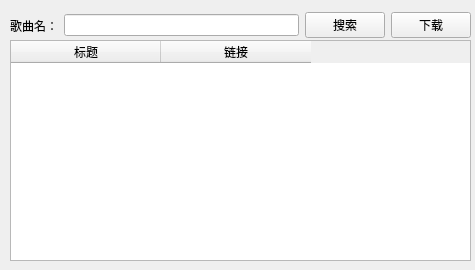
First picture: the form in ui/mainwindow.ui, repository imxiaoi/hifi_dl, before the edit.
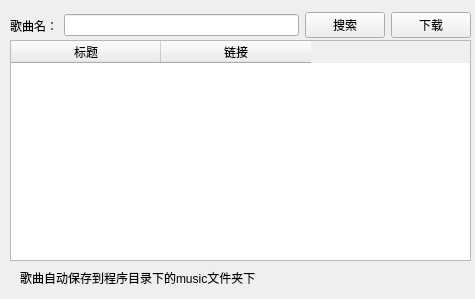
Second picture: the form after the edit.

Commit message:
## features 搜索框添加回车自动搜索
添加下载完成提示

界面添加提示信息

What changed in the file:
```diff
--- a/ui/mainwindow.ui
+++ b/ui/mainwindow.ui
@@ -7,7 +7,7 @@
     <x>0</x>
     <y>0</y>
     <width>475</width>
-    <height>270</height>
+    <height>299</height>
    </rect>
   </property>
   <property name="windowTitle">
@@ -72,6 +72,19 @@
     </item>
    </layout>
   </widget>
+  <widget class="QLabel" name="label_2">
+   <property name="geometry">
+    <rect>
+     <x>20</x>
+     <y>270</y>
+     <width>441</width>
+     <height>16</height>
+    </rect>
+   </property>
+   <property name="text">
+    <string>歌曲自动保存到程序目录下的music文件夹下</string>
+   </property>
+  </widget>
  </widget>
  <resources/>
  <connections/>
```
The commit also changes 2 other files.
